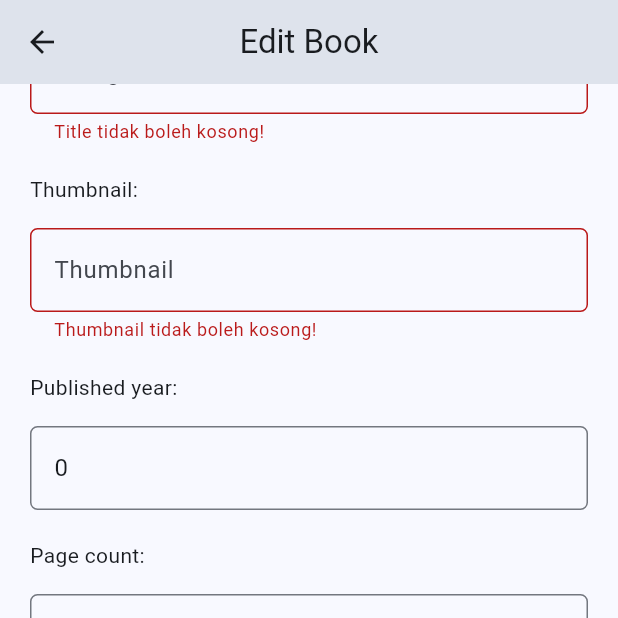
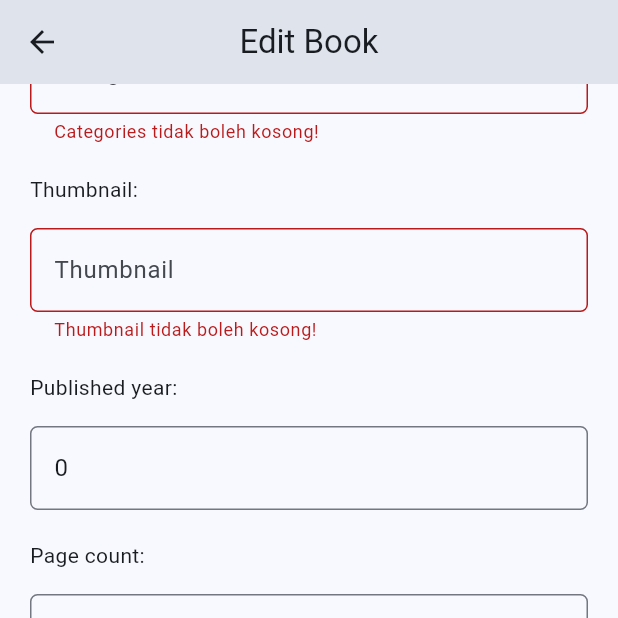
Before and after one commit to letterbookd/letterbookd-mobile, a Flutter app: the EditBookPage screen opened directly with empty values, scrolled down 468 dp, after a tap on "Edit Book", on a phone screen of 412 x 824 dp, the top half of it. Run offline on Flutter 3.47's test engine with Material 3 defaults, Android fonts, the light colour scheme and no system bars; our stand-ins replace flutter_rating_bar, percent_indicator; missing offline and left inert: pbp_django_auth; network calls fail.

Commit message:
tidy up a bit

```diff
--- a/lib/catalog/screens/librarian_add_book.dart
+++ b/lib/catalog/screens/librarian_add_book.dart
@@ -149,7 +149,7 @@ class _AddBookPageState extends State<AddBookPage> {
                   },
                   validator: (String? value) {
                     if (value == null || value.isEmpty) {
-                      return "Title tidak boleh kosong!";
+                      return "Categories tidak boleh kosong!";
                     }
                     return null;
                   },
@@ -221,10 +221,10 @@ class _AddBookPageState extends State<AddBookPage> {
                   },
                   validator: (String? value) {
                     if (value == null || value.isEmpty) {
-                      return "Published year tidak boleh kosong!";
+                      return "Page count tidak boleh kosong!";
                     }
                     if (int.tryParse(value) == null) {
-                      return "Published year harus berupa angka!";
+                      return "Page count harus berupa angka!";
                     }
                     return null;
                   },
--- a/lib/catalog/screens/librarian_detail_book.dart
+++ b/lib/catalog/screens/librarian_detail_book.dart
@@ -109,8 +109,6 @@ class LibrarianDetailBookPage extends StatelessWidget{
         child: Column(
           crossAxisAlignment: CrossAxisAlignment.start,
           children: [
-            Row(children: <Widget>[
-            ],),
             Center(child: SizedBox(
               width: 180,
               child: ClipRRect(
--- a/lib/catalog/screens/librarian_edit_book.dart
+++ b/lib/catalog/screens/librarian_edit_book.dart
@@ -52,7 +52,9 @@ class _EditBookPageState extends State<EditBookPage> {
   @override
   void initState() {
     super.initState();
-    _currentBook = widget.book; // Initialize with the provided book data
+
+    // Initialize with the provided book data
+    _currentBook = widget.book;
     _isbn13 = _currentBook.fields.isbn13.toString();
     _title = _currentBook.fields.title;
     _authors = _currentBook.fields.authors;
@@ -172,7 +174,7 @@ class _EditBookPageState extends State<EditBookPage> {
                   },
                   validator: (String? value) {
                     if (value == null || value.isEmpty) {
-                      return "Title tidak boleh kosong!";
+                      return "Categories tidak boleh kosong!";
                     }
                     return null;
                   },
--- a/lib/catalog/screens/librarian_profile.dart
+++ b/lib/catalog/screens/librarian_profile.dart
@@ -27,7 +27,7 @@ class _LibrarianProfileState extends State<LibrarianProfile> {
 
     return Scaffold(
       appBar: AppBar(
-        title: const Text('Book Detail'),
+        title: const Text('Librarian Profile'),
       ),
       body: SingleChildScrollView(
         padding: const EdgeInsets.only(top: 10, left: 20, right: 20, bottom: 20),
```
Also changed, not shown: lib/catalog/models/book.dart (+0 -33 lines), lib/catalog/screens/catalog_home.dart (+18 -8 lines), lib/catalog/screens/librarian_catalog.dart (+7 -4 lines).
